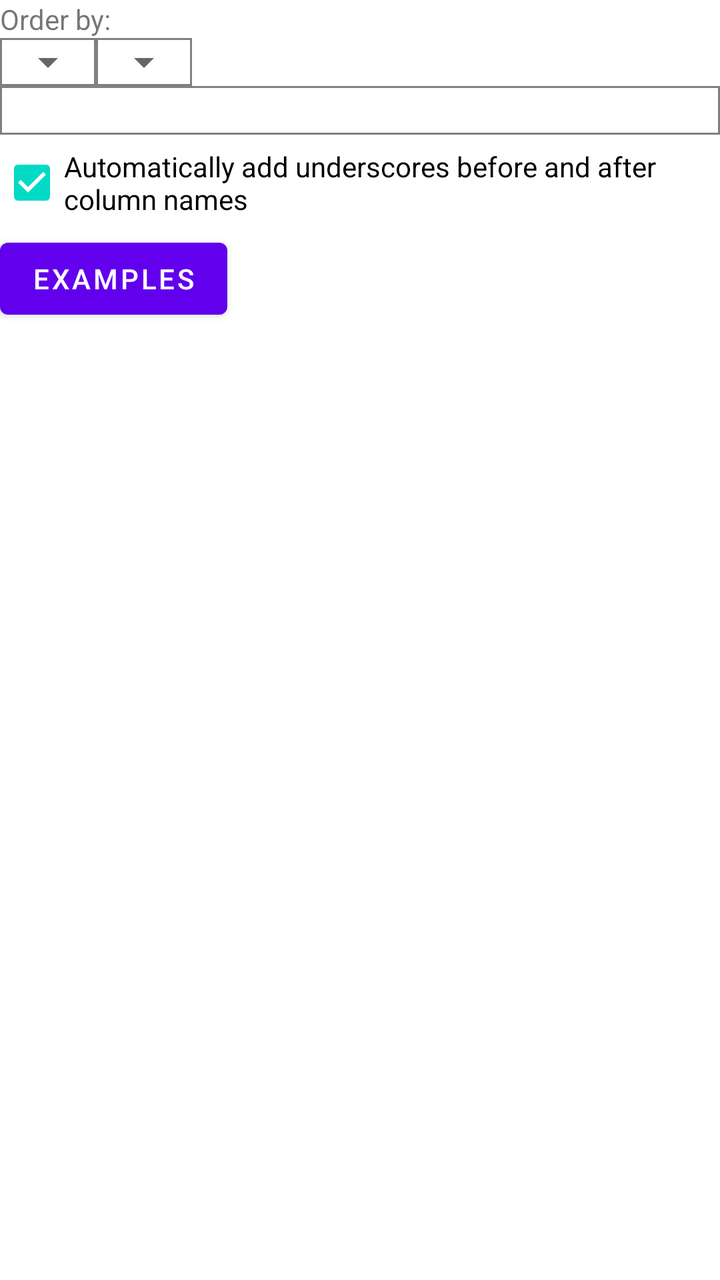
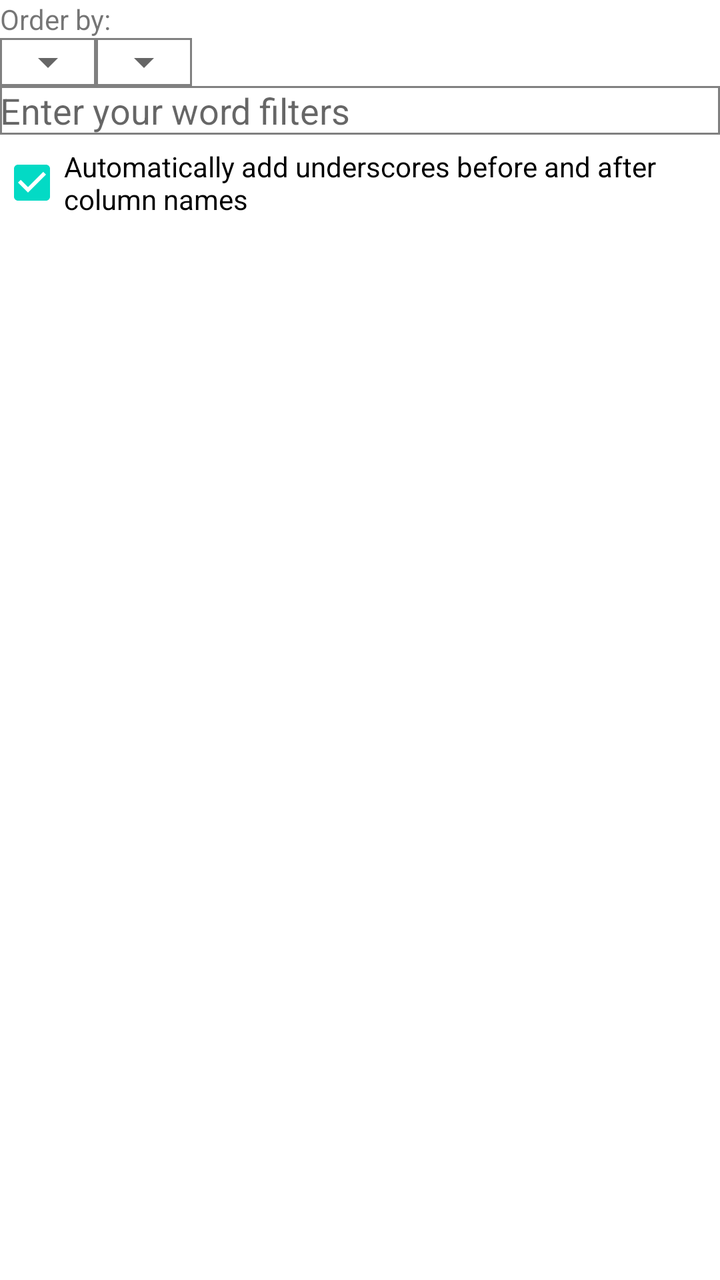

Screens rendered from an Android XML layout before and after an edit, with the pre-edit source and the edit as a unified diff.
<!-- AndroidManifest.xml: application theme Theme.WordStudy -->
<!-- res/layout/query.xml -->
<?xml version="1.0" encoding="utf-8"?>
<LinearLayout xmlns:android="http://schemas.android.com/apk/res/android"
    android:orientation="vertical"
    android:layout_width="match_parent"
    android:layout_height="match_parent">
    <TextView
        android:layout_width="wrap_content"
        android:layout_height="wrap_content"
        android:text="Order by:"
        android:id="@+id/textview66">
    </TextView>
    <LinearLayout
        android:orientation="horizontal"
        android:layout_width="match_parent"
        android:layout_height="wrap_content">
        <FrameLayout
            android:layout_width="wrap_content"
            android:layout_height="wrap_content"
            android:background="@drawable/rectangle">
            <Spinner
                android:id="@+id/spinner17"
                android:layout_width="wrap_content"
                android:layout_height="wrap_content" />
        </FrameLayout>
        <FrameLayout
            android:layout_width="wrap_content"
            android:layout_height="wrap_content"
            android:background="@drawable/rectangle">
            <Spinner
                android:id="@+id/spinner18"
                android:layout_width="wrap_content"
                android:layout_height="wrap_content" />
        </FrameLayout>
    </LinearLayout>
    <EditText
        android:id="@+id/edittext2"
        android:layout_width="match_parent"
        android:layout_height="wrap_content"
        android:background="@drawable/rectangle">
    </EditText>
    <CheckBox
        android:id="@+id/checkbox2"
        android:layout_width="wrap_content"
        android:layout_height="wrap_content"
        android:checked="true"
        android:text="Automatically add underscores before and after column names">
    </CheckBox>
    <Button
        android:id="@+id/button32"
        android:layout_width="wrap_content"
        android:layout_height="wrap_content"
        android:text="Examples">
    </Button>
    <ScrollView
        android:layout_width="match_parent"
        android:layout_height="wrap_content">
        <TextView
            android:id="@+id/textview3"
            android:layout_width="match_parent"
            android:layout_height="wrap_content">
        </TextView>
    </ScrollView>
</LinearLayout>
<!-- resources referenced by this layout -->
<resources>
  <!-- drawable rectangle (drawable) -->
  <?xml version="1.0" encoding="utf-8"?>
  <shape xmlns:android="http://schemas.android.com/apk/res/android">
      <stroke
          android:width="1dp"
          android:color="@color/gray"/>
  </shape>
  <style name="Theme.WordStudy" parent="Theme.MaterialComponents.DayNight.NoActionBar">
          
          <item name="colorPrimary">@color/purple_500</item>
          <item name="colorPrimaryVariant">@color/purple_700</item>
          <item name="colorOnPrimary">@color/white</item>
          
          <item name="colorSecondary">@color/teal_200</item>
          <item name="colorSecondaryVariant">@color/teal_700</item>
          <item name="colorOnSecondary">@color/black</item>
          
          <item name="android:statusBarColor" tools:targetApi="l">?attr/colorPrimaryVariant</item>
          
      </style>
  <color name="gray">#FF808080</color>
  <color name="purple_500">#FF6200EE</color>
  <color name="purple_700">#FF3700B3</color>
  <color name="white">#FFFFFFFF</color>
  <color name="teal_200">#FF03DAC5</color>
  <color name="teal_700">#FF018786</color>
  <color name="black">#FF000000</color>
</resources>

<!-- the commit's change to res/layout/query.xml (unified diff, before → after) -->
@@ -1,63 +1,58 @@
 <?xml version="1.0" encoding="utf-8"?>
-<LinearLayout xmlns:android="http://schemas.android.com/apk/res/android"
-    android:orientation="vertical"
+<ScrollView xmlns:android="http://schemas.android.com/apk/res/android"
     android:layout_width="match_parent"
-    android:layout_height="match_parent">
-    <TextView
-        android:layout_width="wrap_content"
-        android:layout_height="wrap_content"
-        android:text="Order by:"
-        android:id="@+id/textview66">
-    </TextView>
+    android:layout_height="wrap_content">
     <LinearLayout
-        android:orientation="horizontal"
+        android:orientation="vertical"
         android:layout_width="match_parent"
         android:layout_height="wrap_content">
+        <TextView
+            android:layout_width="wrap_content"
+            android:layout_height="wrap_content"
+            android:text="Order by:"
+            android:id="@+id/textview66">
+        </TextView>
+        <LinearLayout
+            android:orientation="horizontal"
+            android:layout_width="match_parent"
+            android:layout_height="wrap_content">
+            <FrameLayout
+                android:layout_width="wrap_content"
+                android:layout_height="wrap_content"
+                android:background="@drawable/rectangle">
+                <Spinner
+                    android:id="@+id/spinner17"
+                    android:layout_width="wrap_content"
+                    android:layout_height="wrap_content" />
+            </FrameLayout>
+            <FrameLayout
+                android:layout_width="wrap_content"
+                android:layout_height="wrap_content"
+                android:background="@drawable/rectangle">
+                <Spinner
+                    android:id="@+id/spinner18"
+                    android:layout_width="wrap_content"
+                    android:layout_height="wrap_content" />
+            </FrameLayout>
+        </LinearLayout>
+        <EditText
+            android:id="@+id/edittext2"
+            android:layout_width="match_parent"
+            android:layout_height="wrap_content"
+            android:hint="Enter your word filters"
+            android:background="@drawable/rectangle">
+        </EditText>
+        <CheckBox
+            android:id="@+id/checkbox2"
+            android:layout_width="wrap_content"
+            android:layout_height="wrap_content"
+            android:checked="true"
+            android:text="Automatically add underscores before and after column names">
+        </CheckBox>
         <FrameLayout
             android:layout_width="wrap_content"
             android:layout_height="wrap_content"
-            android:background="@drawable/rectangle">
-            <Spinner
-                android:id="@+id/spinner17"
-                android:layout_width="wrap_content"
-                android:layout_height="wrap_content" />
-        </FrameLayout>
-        <FrameLayout
-            android:layout_width="wrap_content"
-            android:layout_height="wrap_content"
-            android:background="@drawable/rectangle">
-            <Spinner
-                android:id="@+id/spinner18"
-                android:layout_width="wrap_content"
-                android:layout_height="wrap_content" />
+            android:id="@+id/framelayout1">
         </FrameLayout>
     </LinearLayout>
-    <EditText
-        android:id="@+id/edittext2"
-        android:layout_width="match_parent"
-        android:layout_height="wrap_content"
-        android:background="@drawable/rectangle">
-    </EditText>
-    <CheckBox
-        android:id="@+id/checkbox2"
-        android:layout_width="wrap_content"
-        android:layout_height="wrap_content"
-        android:checked="true"
-        android:text="Automatically add underscores before and after column names">
-    </CheckBox>
-    <Button
-        android:id="@+id/button32"
-        android:layout_width="wrap_content"
-        android:layout_height="wrap_content"
-        android:text="Examples">
-    </Button>
-    <ScrollView
-        android:layout_width="match_parent"
-        android:layout_height="wrap_content">
-        <TextView
-            android:id="@+id/textview3"
-            android:layout_width="match_parent"
-            android:layout_height="wrap_content">
-        </TextView>
-    </ScrollView>
-</LinearLayout>
+</ScrollView>
